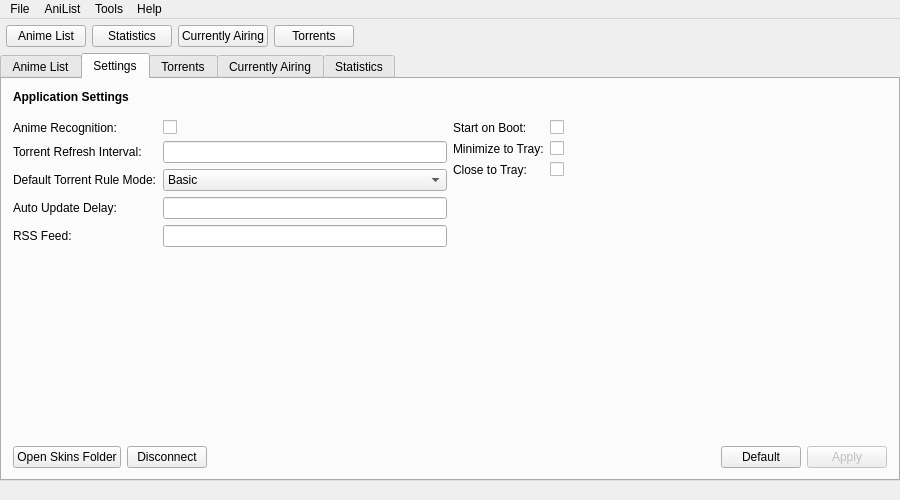
The window that src/gui/mainwindow.ui (killmaster/Shinjiru) describes before a commit, drawn with Qt 5.
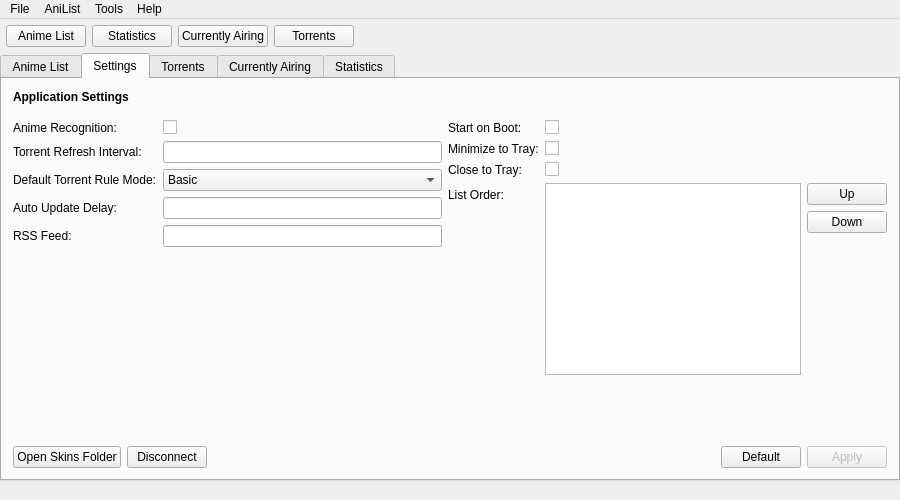
The same window after the commit.

Commit message: OS checks and list order setting

```diff
--- a/src/gui/mainwindow.ui
+++ b/src/gui/mainwindow.ui
@@ -321,6 +321,9 @@
          <layout class="QVBoxLayout" name="verticalLayout_11">
           <item>
            <layout class="QFormLayout" name="formLayout_4">
+            <property name="fieldGrowthPolicy">
+             <enum>QFormLayout::AllNonFixedFieldsGrow</enum>
+            </property>
             <property name="topMargin">
              <number>30</number>
             </property>
@@ -354,6 +357,55 @@
             <item row="2" column="1">
              <widget class="QCheckBox" name="closeToTrayCheckBox"/>
             </item>
+            <item row="4" column="0">
+             <widget class="QLabel" name="listOrderLabel">
+              <property name="text">
+               <string>List Order:</string>
+              </property>
+             </widget>
+            </item>
+            <item row="4" column="1">
+             <layout class="QHBoxLayout" name="horizontalLayout_5">
+              <item>
+               <layout class="QVBoxLayout" name="verticalLayout_12">
+                <item>
+                 <widget class="QListWidget" name="orderListWidget"/>
+                </item>
+               </layout>
+              </item>
+              <item>
+               <layout class="QVBoxLayout" name="verticalLayout_9">
+                <item>
+                 <widget class="QPushButton" name="moveUpButton">
+                  <property name="text">
+                   <string>Up</string>
+                  </property>
+                 </widget>
+                </item>
+                <item>
+                 <widget class="QPushButton" name="moveDownButton">
+                  <property name="text">
+                   <string>Down</string>
+                  </property>
+                 </widget>
+                </item>
+                <item>
+                 <spacer name="verticalSpacer_5">
+                  <property name="orientation">
+                   <enum>Qt::Vertical</enum>
+                  </property>
+                  <property name="sizeHint" stdset="0">
+                   <size>
+                    <width>20</width>
+                    <height>40</height>
+                   </size>
+                  </property>
+                 </spacer>
+                </item>
+               </layout>
+              </item>
+             </layout>
+            </item>
            </layout>
           </item>
           <item>
```
The commit also changes 6 other files.
